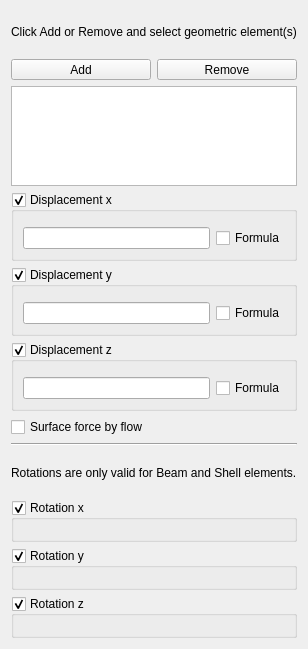
Qt form src/Mod/Fem/Gui/TaskFemConstraintDisplacement.ui (southseact-3d/fcd) before a commit.
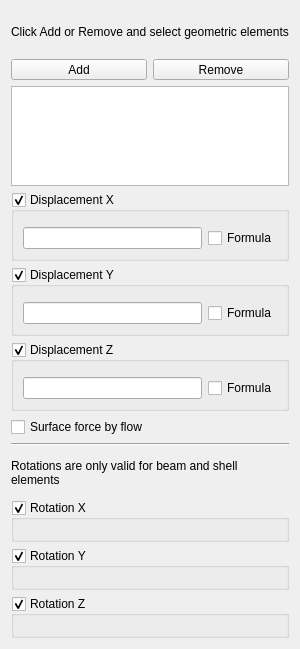
The same form after that commit. Custom widgets are drawn as their Qt base class.

What changed in the file:
```diff
--- a/src/Mod/Fem/Gui/TaskFemConstraintDisplacement.ui
+++ b/src/Mod/Fem/Gui/TaskFemConstraintDisplacement.ui
@@ -38,7 +38,7 @@
    <item>
     <widget class="QLabel" name="lbl_info">
      <property name="text">
-      <string>Click Add or Remove and select geometric element(s)</string>
+      <string>Click Add or Remove and select geometric elements</string>
      </property>
     </widget>
    </item>
@@ -104,7 +104,7 @@
    <item>
     <widget class="QGroupBox" name="DisplacementXGB">
      <property name="title">
-      <string>Displacement x</string>
+      <string>Displacement X</string>
      </property>
      <property name="checkable">
       <bool>true</bool>
@@ -137,7 +137,7 @@
    <item>
     <widget class="QGroupBox" name="DisplacementYGB">
      <property name="title">
-      <string>Displacement y</string>
+      <string>Displacement Y</string>
      </property>
      <property name="checkable">
       <bool>true</bool>
@@ -170,7 +170,7 @@
    <item>
     <widget class="QGroupBox" name="DisplacementZGB">
      <property name="title">
-      <string>Displacement z</string>
+      <string>Displacement Z</string>
      </property>
      <property name="checkable">
       <bool>true</bool>
@@ -229,7 +229,7 @@
       </size>
      </property>
      <property name="text">
-      <string>Rotations are only valid for Beam and Shell elements.</string>
+      <string>Rotations are only valid for beam and shell elements</string>
      </property>
      <property name="scaledContents">
       <bool>false</bool>
@@ -242,7 +242,7 @@
    <item>
     <widget class="QGroupBox" name="RotationXGB">
      <property name="title">
-      <string>Rotation x</string>
+      <string>Rotation X</string>
      </property>
      <property name="checkable">
       <bool>true</bool>
@@ -261,7 +261,7 @@
    <item>
     <widget class="QGroupBox" name="RotationYGB">
      <property name="title">
-      <string>Rotation y</string>
+      <string>Rotation Y</string>
      </property>
      <property name="checkable">
       <bool>true</bool>
@@ -280,7 +280,7 @@
    <item>
     <widget class="QGroupBox" name="RotationZGB">
      <property name="title">
-      <string>Rotation z</string>
+      <string>Rotation Z</string>
      </property>
      <property name="checkable">
       <bool>true</bool>
```
